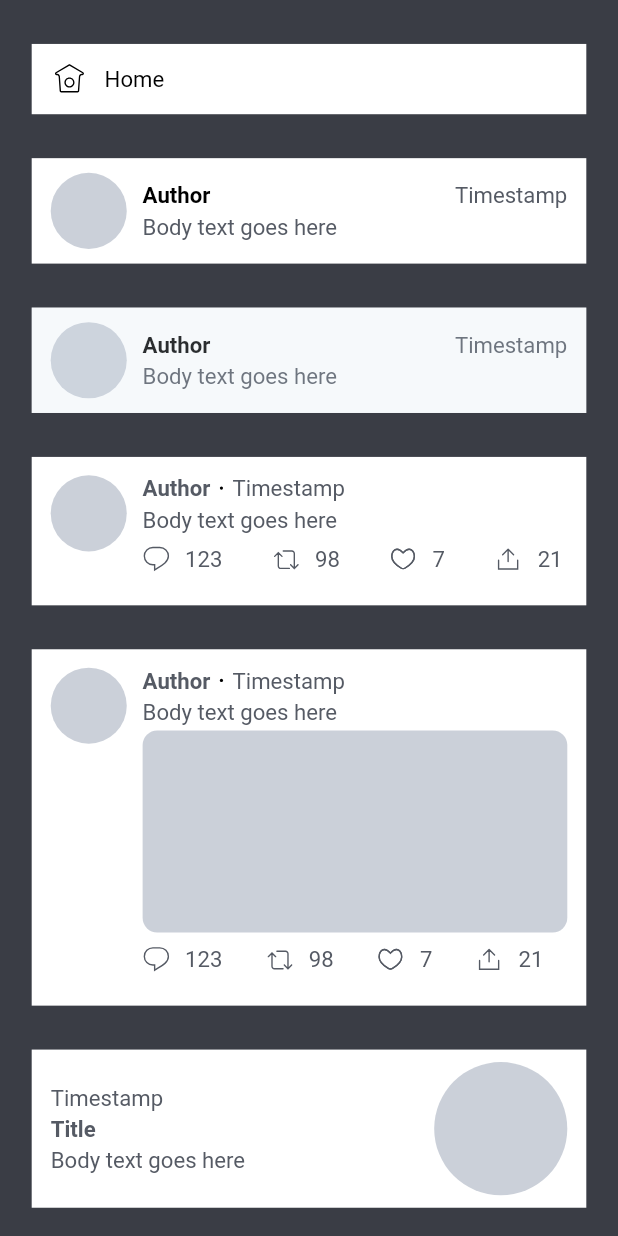
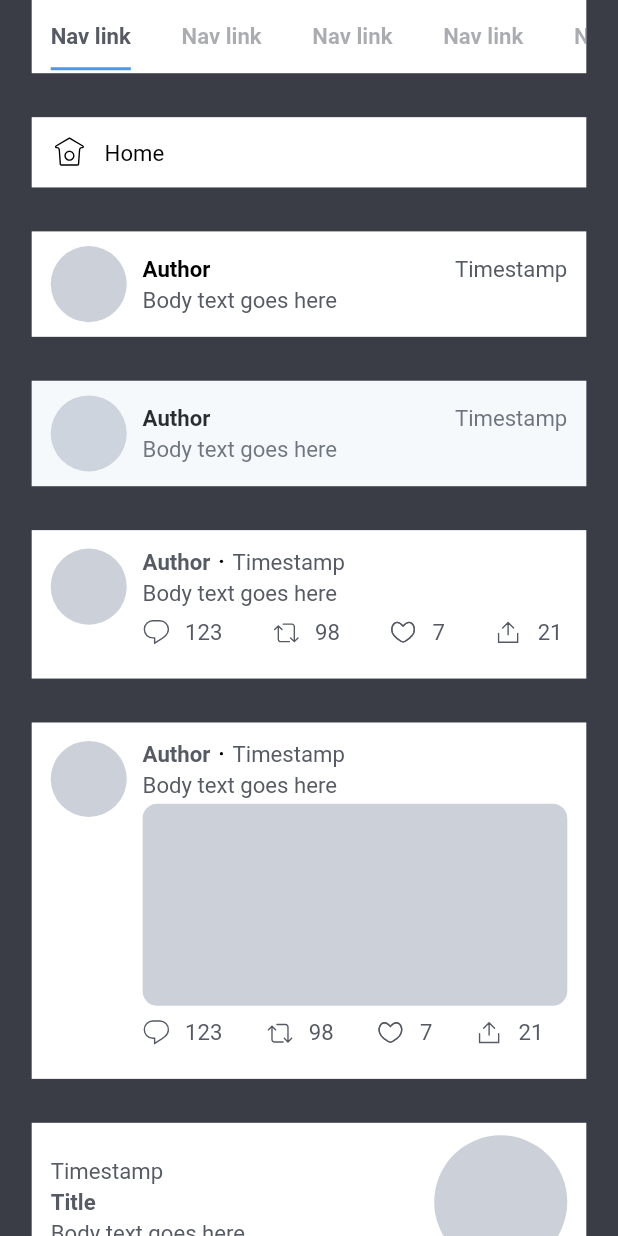
Before and after one commit to bukunmialuko/twitter_ui_kit, a Flutter app: the ItemsRootWidget screen opened by its route, on a phone screen of 412 x 824 dp. Run offline on Flutter 3.47's test engine with Material 2 defaults, Android fonts, the phone set to English and light mode, and no system bars; our stand-ins replace flutter_screenutil, flutter_svg, get_it.

Commit message:
Worked on tabs

```diff
--- a/lib/src/components/items/root.dart
+++ b/lib/src/components/items/root.dart
@@ -7,6 +7,7 @@ import '../../res/colors.dart';
 import 'widgets/actions_item_widget.dart';
 import 'widgets/message_item_widget.dart';
 import 'widgets/nav_item_widget.dart';
+import 'widgets/tabs_widget.dart';
 
 class ItemsRootWidget extends StatefulWidget {
   const ItemsRootWidget({Key? key}) : super(key: key);
@@ -15,7 +16,22 @@ class ItemsRootWidget extends StatefulWidget {
   State<ItemsRootWidget> createState() => _ItemsRootWidgetState();
 }
 
-class _ItemsRootWidgetState extends State<ItemsRootWidget> {
+class _ItemsRootWidgetState extends State<ItemsRootWidget>
+    with SingleTickerProviderStateMixin {
+  late TabController _tabController;
+  static const List<Tab> myTabs = <Tab>[
+    Tab(text: 'Nav link'),
+    Tab(text: 'Nav link'),
+    Tab(text: 'Nav link'),
+    Tab(text: 'Nav link'),
+    Tab(text: 'Nav link'),
+  ];
+  @override
+  void initState() {
+    super.initState();
+    _tabController = TabController(vsync: this, length: myTabs.length);
+  }
+
   @override
   Widget build(BuildContext context) {
     return Scaffold(
@@ -26,6 +42,13 @@ class _ItemsRootWidgetState extends State<ItemsRootWidget> {
           child: Column(
             crossAxisAlignment: CrossAxisAlignment.stretch,
             children: [
+              SizedBox(
+                height: 50.h,
+                child: TabsWidget(
+                  controller: _tabController,
+                  tabs: myTabs,
+                ),
+              ),
               SizedBox(height: 30.h),
               NavItemWidget(
                 onClick: () {},
--- /dev/null
+++ b/lib/src/components/items/widgets/tabs_widget.dart
@@ -0,0 +1,46 @@
+import 'package:flutter/material.dart';
+import 'package:flutter_screenutil/flutter_screenutil.dart';
+import 'package:twitter_ui_kit/src/res/colors.dart';
+
+class TabsWidget extends StatelessWidget implements PreferredSizeWidget {
+  final TabController controller;
+  final List<Tab> tabs;
+  const TabsWidget({Key? key, required this.controller, required this.tabs})
+      : super(key: key);
+
+  @override
+  Widget build(BuildContext context) {
+    return AppBar(
+      elevation: 0,
+      toolbarHeight: 40.h,
+      backgroundColor: Colors.white,
+      title: const SizedBox.shrink(),
+      bottom: TabBar(
+        isScrollable: true,
+        labelColor: AppColors.twitterStale100,
+        unselectedLabelColor: AppColors.twitterStale100.withOpacity(.5),
+        indicatorColor: AppColors.twitterBlue100,
+        labelStyle: TextStyle(
+          color: AppColors.twitterStale100,
+          fontSize: 14.sp,
+          fontStyle: FontStyle.normal,
+          fontWeight: FontWeight.w700,
+        ),
+        unselectedLabelStyle: TextStyle(
+          color: AppColors.twitterStale100.withOpacity(.5),
+          fontSize: 14.sp,
+          fontStyle: FontStyle.normal,
+          fontWeight: FontWeight.w700,
+        ),
+        controller: controller,
+        padding: EdgeInsets.zero,
+        labelPadding: EdgeInsets.only(left: 12.w, right: 20.w),
+        indicatorPadding: EdgeInsets.only(left: 12.w, right: 20.w, bottom: 2.h),
+        tabs: tabs,
+      ),
+    );
+  }
+
+  @override
+  Size get preferredSize => Size.fromHeight(40.h);
+}
```
